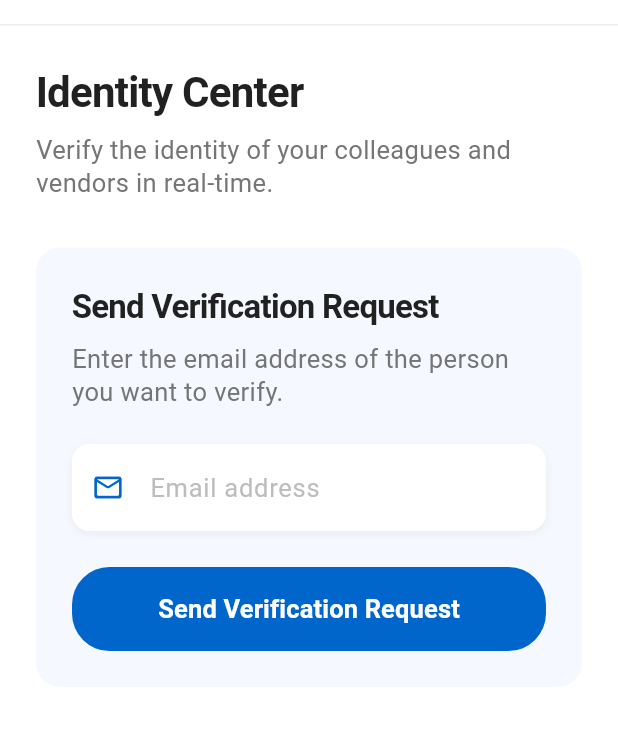
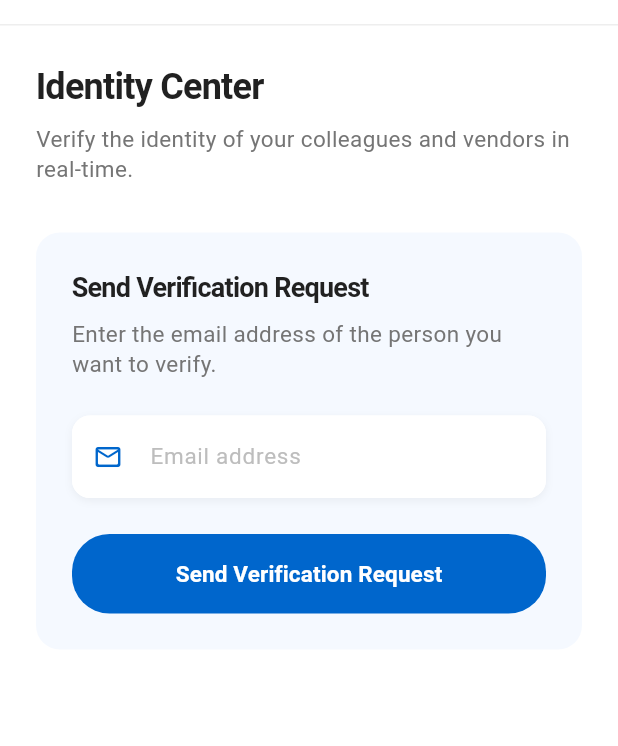
Before and after one commit to sdosecuritynl/IdentityConnectB-Mobile, a Flutter app: the IdentityCenterScreen screen opened directly with empty values, on a phone screen of 412 x 824 dp, the part 60-806 px from its top. Run offline on Flutter 3.47's test engine with Material 3 defaults, Android fonts, the phone set to English and light mode, and no system bars; our stand-ins replace device_info_plus, flutter_secure_storage, jwt_decoder, local_auth, shared_preferences, webview_flutter; missing offline and left inert: flutter_jailbreak_detection, flutter_web_auth_2; accounts and stored records are empty.

Commit message:
Update UI (Text size) in the Identity Center screen.

```diff
--- a/lib/screens/identity_center_screen.dart
+++ b/lib/screens/identity_center_screen.dart
@@ -76,7 +76,7 @@ class _IdentityCenterScreenState extends State<IdentityCenterScreen> {
                     Text(
                       'Identity Center',
                       style: TextStyle(
-                        fontSize: 28,
+                        fontSize: 24,
                         fontWeight: FontWeight.w600,
                         color: Colors.grey.shade900,
                         letterSpacing: -0.5,
@@ -86,7 +86,7 @@ class _IdentityCenterScreenState extends State<IdentityCenterScreen> {
                     Text(
                       'Verify the identity of your colleagues and vendors in real-time.',
                       style: TextStyle(
-                        fontSize: 17,
+                        fontSize: 15,
                         color: Colors.grey.shade600,
                         height: 1.3,
                       ),
@@ -104,7 +104,7 @@ class _IdentityCenterScreenState extends State<IdentityCenterScreen> {
                           Text(
                             'Send Verification Request',
                             style: TextStyle(
-                              fontSize: 22,
+                              fontSize: 18,
                               fontWeight: FontWeight.w600,
                               color: Colors.grey.shade900,
                               letterSpacing: -0.5,
@@ -114,7 +114,7 @@ class _IdentityCenterScreenState extends State<IdentityCenterScreen> {
                           Text(
                             'Enter the email address of the person you want to verify.',
                             style: TextStyle(
-                              fontSize: 17,
+                              fontSize: 15,
                               color: Colors.grey.shade600,
                               height: 1.3,
                             ),
@@ -138,7 +138,7 @@ class _IdentityCenterScreenState extends State<IdentityCenterScreen> {
                                 hintText: 'Email address',
                                 hintStyle: TextStyle(
                                   color: Colors.grey.shade400,
-                                  fontSize: 17,
+                                  fontSize: 15,
                                 ),
                                 border: OutlineInputBorder(
                                   borderRadius: BorderRadius.circular(12),
@@ -153,11 +153,11 @@ class _IdentityCenterScreenState extends State<IdentityCenterScreen> {
                                 prefixIcon: Icon(
                                   Icons.mail_outline_rounded,
                                   color: AppTheme.primaryBlue,
-                                  size: 22,
+                                  size: 20,
                                 ),
                               ),
                               style: TextStyle(
-                                fontSize: 17,
+                                fontSize: 15,
                                 color: Colors.grey.shade900,
                               ),
                               keyboardType: TextInputType.emailAddress,
@@ -179,7 +179,7 @@ class _IdentityCenterScreenState extends State<IdentityCenterScreen> {
                                     Icon(
                                       Icons.error_outline,
                                       color: Colors.red.shade700,
-                                      size: 20,
+                                      size: 18,
                                     ),
                                     const SizedBox(width: 8),
                                     Expanded(
@@ -187,7 +187,7 @@ class _IdentityCenterScreenState extends State<IdentityCenterScreen> {
                                         _error!,
                                         style: TextStyle(
                                           color: Colors.red.shade700,
-                                          fontSize: 15,
+                                          fontSize: 13,
                                         ),
                                       ),
                                     ),
@@ -209,7 +209,7 @@ class _IdentityCenterScreenState extends State<IdentityCenterScreen> {
                                     Icon(
                                       Icons.check_circle_outline,
                                       color: Colors.green.shade700,
-                                      size: 20,
+                                      size: 18,
                                     ),
                                     const SizedBox(width: 8),
                                     Expanded(
@@ -217,7 +217,7 @@ class _IdentityCenterScreenState extends State<IdentityCenterScreen> {
                                         _success!,
                                         style: TextStyle(
                                           color: Colors.green.shade700,
-                                          fontSize: 15,
+                                          fontSize: 13,
                                         ),
                                       ),
                                     ),
@@ -251,7 +251,7 @@ class _IdentityCenterScreenState extends State<IdentityCenterScreen> {
                                   : Text(
                                       'Send Verification Request',
                                       style: TextStyle(
-                                        fontSize: 17,
+                                        fontSize: 15,
                                         fontWeight: FontWeight.w600,
                                       ),
                                     ),
```
